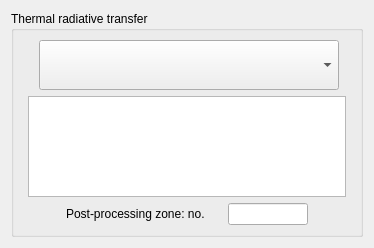
code-saturne/code_saturne, file gui/Pages/BoundaryConditionsWallRadiativeTransferForm.ui: the form before one commit.
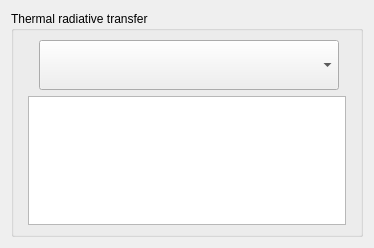
The form after the commit.

Commit message: Simplify and automate handling of radiative boundary condition zones.

```diff
--- a/gui/Pages/BoundaryConditionsWallRadiativeTransferForm.ui
+++ b/gui/Pages/BoundaryConditionsWallRadiativeTransferForm.ui
@@ -96,70 +96,6 @@
             </property>
            </widget>
           </item>
-          <item>
-           <layout class="QHBoxLayout" name="horizontalLayout_2">
-            <item>
-             <spacer name="horizontalSpacer_2">
-              <property name="orientation">
-               <enum>Qt::Horizontal</enum>
-              </property>
-              <property name="sizeHint" stdset="0">
-               <size>
-                <width>17</width>
-                <height>20</height>
-               </size>
-              </property>
-             </spacer>
-            </item>
-            <item>
-             <layout class="QHBoxLayout" name="horizontalLayout">
-              <item>
-               <widget class="QLabel" name="label">
-                <property name="text">
-                 <string>Post-processing zone: no.</string>
-                </property>
-               </widget>
-              </item>
-              <item>
-               <spacer name="horizontalSpacer">
-                <property name="orientation">
-                 <enum>Qt::Horizontal</enum>
-                </property>
-                <property name="sizeHint" stdset="0">
-                 <size>
-                  <width>17</width>
-                  <height>17</height>
-                 </size>
-                </property>
-               </spacer>
-              </item>
-              <item>
-               <widget class="QLineEdit" name="lineEditZone">
-                <property name="maximumSize">
-                 <size>
-                  <width>80</width>
-                  <height>16777215</height>
-                 </size>
-                </property>
-               </widget>
-              </item>
-             </layout>
-            </item>
-            <item>
-             <spacer name="horizontalSpacer_4">
-              <property name="orientation">
-               <enum>Qt::Horizontal</enum>
-              </property>
-              <property name="sizeHint" stdset="0">
-               <size>
-                <width>17</width>
-                <height>17</height>
-               </size>
-              </property>
-             </spacer>
-            </item>
-           </layout>
-          </item>
          </layout>
         </item>
         <item>
```
The commit also changes 34 other files.
